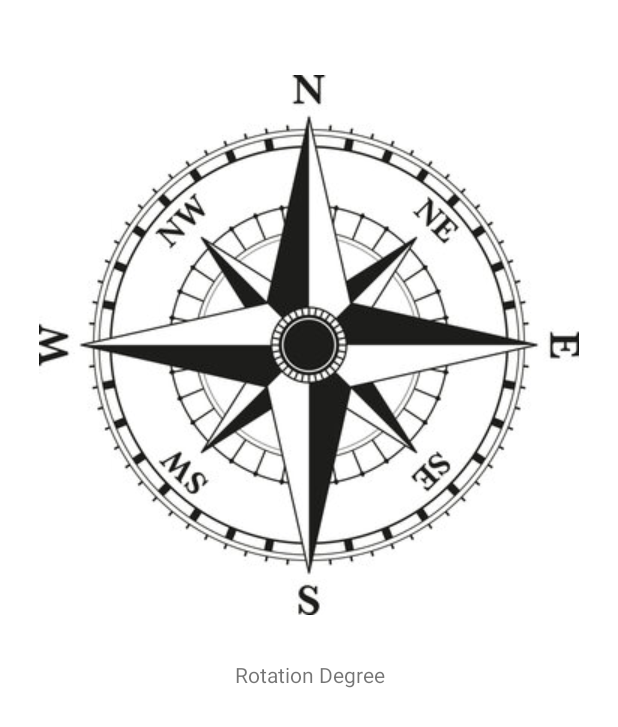
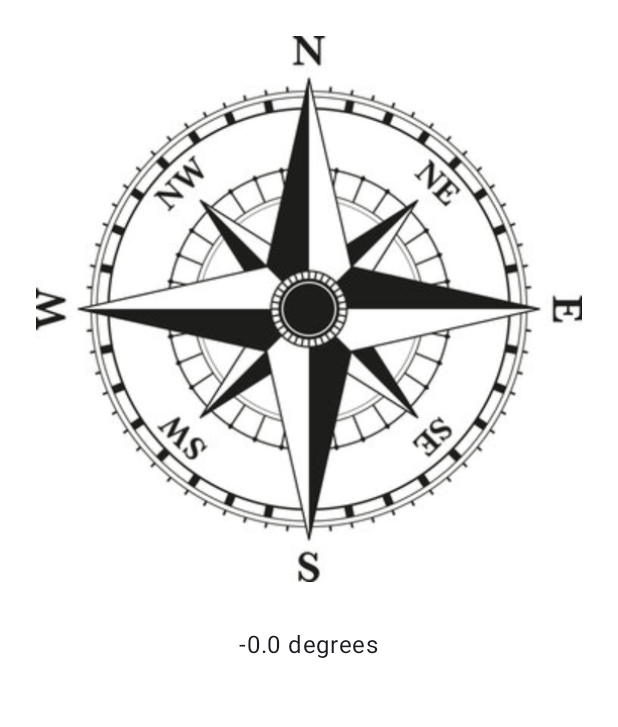
Before and after one commit to abhinavp403/Compass, an Android app built with Jetpack Compose: the screen it shows after launch (MainActivity), on a phone screen of 412 x 824 dp. Shown: the top 727 px of the screen. Run offline under Robolectric (Android 15) with nearby library versions, the phone set to English and light mode, and no system bars.

Commit message:
Converted to compose

```diff
--- a/app/src/main/java/dev/abhinav/compass/CurrentLocationScreen.kt
+++ b/app/src/main/java/dev/abhinav/compass/CurrentLocationScreen.kt
@@ -2,16 +2,28 @@ package dev.abhinav.compass
 
 import android.Manifest
 import android.annotation.SuppressLint
+import android.content.Context
+import android.hardware.Sensor
+import android.hardware.SensorEvent
+import android.hardware.SensorEventListener
+import android.hardware.SensorManager
+import android.view.animation.Animation
+import android.view.animation.RotateAnimation
 import androidx.annotation.RequiresPermission
 import androidx.compose.animation.animateContentSize
+import androidx.compose.foundation.Image
 import androidx.compose.foundation.layout.Arrangement
 import androidx.compose.foundation.layout.Column
+import androidx.compose.foundation.layout.Spacer
+import androidx.compose.foundation.layout.fillMaxSize
 import androidx.compose.foundation.layout.fillMaxWidth
+import androidx.compose.foundation.layout.height
 import androidx.compose.foundation.layout.padding
+import androidx.compose.foundation.layout.wrapContentHeight
 import androidx.compose.material3.Button
-import androidx.compose.material3.MaterialTheme
 import androidx.compose.material3.Text
 import androidx.compose.runtime.Composable
+import androidx.compose.runtime.DisposableEffect
 import androidx.compose.runtime.getValue
 import androidx.compose.runtime.mutableStateOf
 import androidx.compose.runtime.remember
@@ -19,7 +31,10 @@ import androidx.compose.runtime.rememberCoroutineScope
 import androidx.compose.runtime.setValue
 import androidx.compose.ui.Alignment
 import androidx.compose.ui.Modifier
+import androidx.compose.ui.draw.rotate
+import androidx.compose.ui.layout.ContentScale
 import androidx.compose.ui.platform.LocalContext
+import androidx.compose.ui.res.painterResource
 import androidx.compose.ui.tooling.preview.Preview
 import androidx.compose.ui.unit.dp
 import com.google.android.gms.location.LocationServices
@@ -29,6 +44,77 @@ import dev.abhinav.compass.ui.theme.CompassTheme
 import kotlinx.coroutines.Dispatchers
 import kotlinx.coroutines.launch
 import kotlinx.coroutines.tasks.await
+
+@Composable
+fun CompassScreen() {
+    val sensorManager = LocalContext.current.getSystemService(Context.SENSOR_SERVICE) as SensorManager
+    val sensorEventListener = remember { SensorEventListenerImpl() }
+
+    // Register the sensor listener when the composable is first created
+    DisposableEffect(sensorManager) {
+        sensorManager.getDefaultSensor(Sensor.TYPE_ORIENTATION)?.let { sensor ->
+            sensorManager.registerListener(
+                sensorEventListener,
+                sensor,
+                SensorManager.SENSOR_DELAY_GAME
+            )
+        }
+
+        // Unregister the sensor listener when the composable is disposed
+        onDispose {
+            sensorManager.unregisterListener(sensorEventListener)
+        }
+    }
+
+    Column(
+        Modifier
+            .fillMaxSize()
+            .padding(24.dp),
+        horizontalAlignment = Alignment.CenterHorizontally,
+    ) {
+        Image(
+            painter = painterResource(id = R.drawable.compass_image),
+            contentDescription = "compass",
+            modifier = Modifier.wrapContentHeight().fillMaxWidth().rotate(sensorEventListener.currentDegree),
+            contentScale = ContentScale.Crop
+        )
+
+        Spacer(modifier = Modifier.height(30.dp))
+
+        SensorDataDisplay(sensorEventListener.currentDegree)
+    }
+}
+
+@Composable
+fun SensorDataDisplay(degree: Float) {
+    Text(
+        text = "${-degree} degrees",
+    )
+}
+
+class SensorEventListenerImpl : SensorEventListener {
+    // MutableState to hold the degree value
+    private val _currentDegree = mutableStateOf(0f)
+
+    // Public read-only property to access the degree values
+    var currentDegree: Float by _currentDegree
+
+    override fun onAccuracyChanged(sensor: Sensor?, accuracy: Int) {
+
+    }
+
+    override fun onSensorChanged(event: SensorEvent?) {
+        val degree = Math.round(event!!.values[0])
+        val rotationAnimation = RotateAnimation(currentDegree, (-degree).toFloat(),
+            Animation.RELATIVE_TO_SELF, 0.5f, Animation.RELATIVE_TO_SELF, 0.5f)
+
+        rotationAnimation.duration = 200
+        rotationAnimation.fillAfter = true
+        event.values?.let {
+            _currentDegree.value = (-degree).toFloat()
+        }
+    }
+}
 
 @SuppressLint("MissingPermission")
 @Composable
@@ -72,27 +158,6 @@ fun CurrentLocationContent(usePreciseLocation: Boolean) {
     ) {
         Button(
             onClick = {
-                // getting last known location is faster and minimizes battery usage
-                // This information may be out of date.
-                // Location may be null as previously no client has access location
-                // or location turned of in device setting.
-                // Please handle for null case as well as additional check can be added before using the method
-                scope.launch(Dispatchers.IO) {
-                    val result = locationClient.lastLocation.await()
-                    locationInfo = if (result == null) {
-                        "No last known location. Try fetching the current location first"
-                    } else {
-                        "Current location is \n" + "lat : ${result.latitude}\n" +
-                                "long : ${result.longitude}\n" + "fetched at ${System.currentTimeMillis()}"
-                    }
-                }
-            },
-        ) {
-            Text("Get last known location")
-        }
-
-        Button(
-            onClick = {
                 //To get more accurate or fresher device location use this method
                 scope.launch(Dispatchers.IO) {
                     val priority = if (usePreciseLocation) {
@@ -122,8 +187,8 @@ fun CurrentLocationContent(usePreciseLocation: Boolean) {
 
 @Preview
 @Composable
-fun CurrentLocationScreenPreview() {
+fun CompassPreview() {
     CompassTheme {
-        CurrentLocationScreen()
+        CompassScreen()
     }
 }
--- a/app/src/main/java/dev/abhinav/compass/MainActivity.kt
+++ b/app/src/main/java/dev/abhinav/compass/MainActivity.kt
@@ -1,63 +1,24 @@
 package dev.abhinav.compass
 
-import android.annotation.SuppressLint
-import android.content.Context
-import android.hardware.Sensor
-import android.hardware.SensorEvent
-import android.hardware.SensorEventListener
-import android.hardware.SensorManager
 import android.os.Bundle
-import android.view.animation.Animation
-import android.view.animation.RotateAnimation
-import android.widget.ImageView
-import android.widget.TextView
-import androidx.appcompat.app.AppCompatActivity
+import androidx.activity.ComponentActivity
+import androidx.activity.compose.setContent
+import androidx.compose.material3.Surface
+import androidx.compose.ui.graphics.Color
+import dev.abhinav.compass.ui.theme.CompassTheme
 
-class MainActivity : AppCompatActivity(), SensorEventListener {
-
-    private var sensor: Sensor? = null
-    private var sensorManager: SensorManager? = null
-    private lateinit var compassImage: ImageView
-    private lateinit var rotationTV: TextView
-    private var currentDegree = 0f
+class MainActivity : ComponentActivity() {
 
     override fun onCreate(savedInstanceState: Bundle?) {
         super.onCreate(savedInstanceState)
-        setContentView(R.layout.activity_main)
 
-        sensorManager = getSystemService(Context.SENSOR_SERVICE) as SensorManager
-        sensor = sensorManager!!.getDefaultSensor(Sensor.TYPE_ORIENTATION)
-
-        compassImage = findViewById(R.id.compass_iv)
-        rotationTV = findViewById(R.id.rotation_tv)
-    }
-
-    @SuppressLint("SetTextI18n")
-    override fun onSensorChanged(event: SensorEvent?) {
-        val degree = Math.round(event!!.values[0])
-
-        rotationTV.text = "$degree degrees"
-
-        val rotationAnimation = RotateAnimation(currentDegree, (-degree).toFloat(),
-            Animation.RELATIVE_TO_SELF, 0.5f, Animation.RELATIVE_TO_SELF, 0.5f)
-
-        rotationAnimation.duration = 200
-        rotationAnimation.fillAfter = true
-        compassImage.startAnimation(rotationAnimation)
-        currentDegree = (-degree).toFloat()
-    }
-
-    override fun onAccuracyChanged(sensor: Sensor?, accuracy: Int) {
-
-    }
-
-    override fun onResume() {
-        super.onResume()
-        sensorManager?.registerListener(this, sensor, SensorManager.SENSOR_DELAY_GAME)
-    }
-
-    override fun onPause() {
-        super.onPause()
-        sensorManager?.unregisterListener(this)
+        setContent {
+            CompassTheme {
+                // A surface container using the 'background' color from the theme
+                Surface(color = Color.White) {
+                    CompassScreen()
+                }
+            }
+        }
     }
 }
--- a/app/src/main/res/layout/activity_main.xml
+++ /dev/null
@@ -1,26 +0,0 @@
-<?xml version="1.0" encoding="utf-8"?>
-<LinearLayout xmlns:android="http://schemas.android.com/apk/res/android"
-    xmlns:app="http://schemas.android.com/apk/res-auto"
-    xmlns:tools="http://schemas.android.com/tools"
-    android:layout_width="match_parent"
-    android:layout_height="match_parent"
-    android:orientation="vertical"
-    tools:context=".MainActivity">
-
-    <ImageView
-        android:id="@+id/compass_iv"
-        android:layout_width="match_parent"
-        android:layout_height="wrap_content"
-        android:layout_marginTop="50dp"
-        app:srcCompat="@drawable/compass_image"
-        android:contentDescription="@string/compass" />
-
-    <TextView
-        android:id="@+id/rotation_tv"
-        android:layout_width="match_parent"
-        android:layout_height="wrap_content"
-        android:layout_marginTop="30dp"
-        android:gravity="center"
-        android:text="@string/rotation_degree"
-        />
-</LinearLayout>
```
